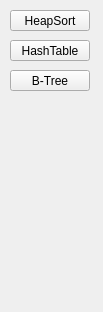
dionisiyKD/ADS-Final-Project, file mainwindow.ui: the form before one commit.
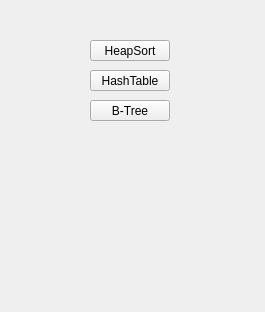
The form after the commit.

```diff
--- a/mainwindow.ui
+++ b/mainwindow.ui
@@ -6,7 +6,7 @@
    <rect>
     <x>0</x>
     <y>0</y>
-    <width>103</width>
+    <width>265</width>
     <height>312</height>
    </rect>
   </property>
@@ -17,8 +17,8 @@
    <widget class="QPushButton" name="BTreeButton">
     <property name="geometry">
      <rect>
-      <x>10</x>
-      <y>70</y>
+      <x>90</x>
+      <y>100</y>
       <width>80</width>
       <height>21</height>
      </rect>
@@ -30,8 +30,8 @@
    <widget class="QPushButton" name="HashTableButton">
     <property name="geometry">
      <rect>
-      <x>10</x>
-      <y>40</y>
+      <x>90</x>
+      <y>70</y>
       <width>80</width>
       <height>21</height>
      </rect>
@@ -43,8 +43,8 @@
    <widget class="QPushButton" name="HeapSortButton">
     <property name="geometry">
      <rect>
-      <x>10</x>
-      <y>10</y>
+      <x>90</x>
+      <y>40</y>
       <width>80</width>
       <height>21</height>
      </rect>
```
Left out of the diff: 2 changed lines with no effect on the pictures.
